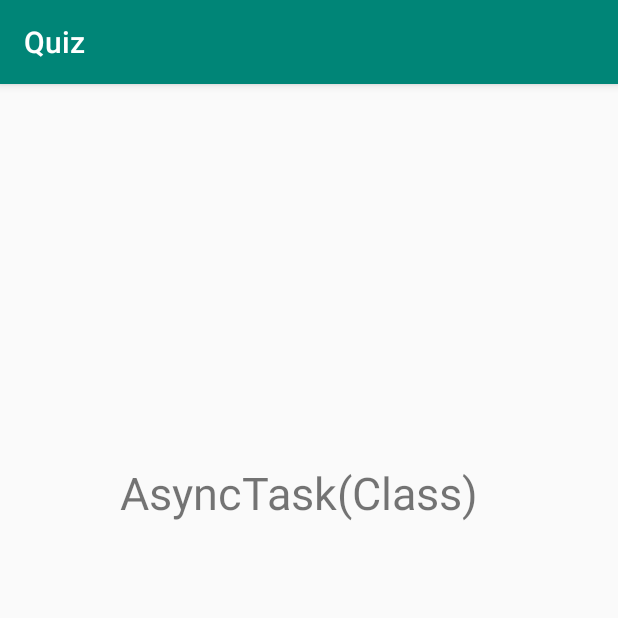
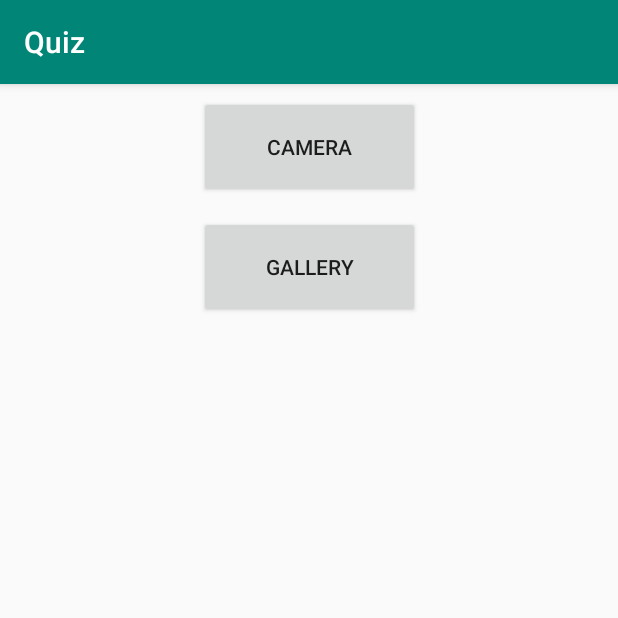
Before and after one commit to StrugglingCode/quizPlant, an Android app: the screen it shows after launch (MainActivity), on a phone screen of 412 x 824 dp, the top half of it. Run offline under Robolectric (Android 15) with nearby library versions, the phone set to English and light mode, and no system bars.

Commit message:
Camera Intent

```diff
--- a/app/src/main/java/com/example/quiz/MainActivity.kt
+++ b/app/src/main/java/com/example/quiz/MainActivity.kt
@@ -1,16 +1,29 @@
 package com.example.quiz
 
+import android.content.Intent
 import android.os.AsyncTask
 import android.support.v7.app.AppCompatActivity
 import android.os.Bundle
+import android.provider.MediaStore
 import android.view.View
+import android.widget.Button
 import android.widget.Toast
 
 class MainActivity : AppCompatActivity() {
-
+private var cameraButton:Button?=null
+    private var galleryButton:Button?=null
     override fun onCreate(savedInstanceState: Bundle?) {
         super.onCreate(savedInstanceState)
         setContentView(R.layout.activity_main)
+                cameraButton = findViewById<Button>(R.id.buttonC)
+                galleryButton = findViewById(R.id.button9)
+
+        cameraButton?.setOnClickListener(View.OnClickListener {
+            val cameraIntent = Intent(MediaStore.ACTION_IMAGE_CAPTURE)
+            startActivityForResult(cameraIntent,1)
+        })
+
+        }
 /*Toast.makeText(this,"Override onCreate Method Called",Toast.LENGTH_SHORT).show()
 
         val myPlant:Plant=Plant("","","","","","",0,0)    //calling constructor
@@ -23,7 +36,7 @@ class MainActivity : AppCompatActivity() {
         myPlant.plantName="Wadas Memory Magnolia"
               var a =         myPlant.plantName*/
 
-        var flower = Plant()  //object1
+      /*  var flower = Plant()  //object1
         var Tree = Plant()    // object 2
 
         var collectionOfPlants:ArrayList<Plant> = ArrayList()
@@ -31,8 +44,10 @@ class MainActivity : AppCompatActivity() {
         collectionOfPlants.add(flower)
         Toast.makeText(this,"Flower object added",Toast.LENGTH_SHORT).show()
         collectionOfPlants.add(Tree)
-        Toast.makeText(this,"Object 2 added",Toast.LENGTH_SHORT).show()
-    }
+        Toast.makeText(this,"Object 2 added",Toast.LENGTH_SHORT).show()*/
+
+
+
 
 
 
--- a/app/src/main/res/layout/activity_main.xml
+++ b/app/src/main/res/layout/activity_main.xml
@@ -5,11 +5,18 @@
                                              android:layout_width="match_parent"
                                              android:layout_height="match_parent"
                                              tools:context=".MainActivity">
-    <TextView
-            android:text="@string/asynctask_class"
-            android:layout_width="252dp"
-            android:layout_height="45dp"
-            android:id="@+id/textView2" android:textSize="30sp"
+    <Button
+            android:text="Camera"
+            android:layout_width="147dp"
+            android:layout_height="68dp"
+            android:id="@+id/buttonC" android:layout_marginTop="8dp"
             app:layout_constraintTop_toTopOf="parent" app:layout_constraintStart_toStartOf="parent"
-            android:layout_marginTop="252dp" app:layout_constraintEnd_toEndOf="parent"/>
+            app:layout_constraintEnd_toEndOf="parent"/>
+    <Button
+            android:text="Gallery"
+            android:layout_width="0dp"
+            android:layout_height="68dp"
+            android:id="@+id/button9" android:layout_marginTop="80dp"
+            app:layout_constraintTop_toTopOf="@+id/buttonC" app:layout_constraintStart_toStartOf="@+id/buttonC"
+            app:layout_constraintEnd_toEndOf="@+id/buttonC"/>
 </android.support.constraint.ConstraintLayout>
```
